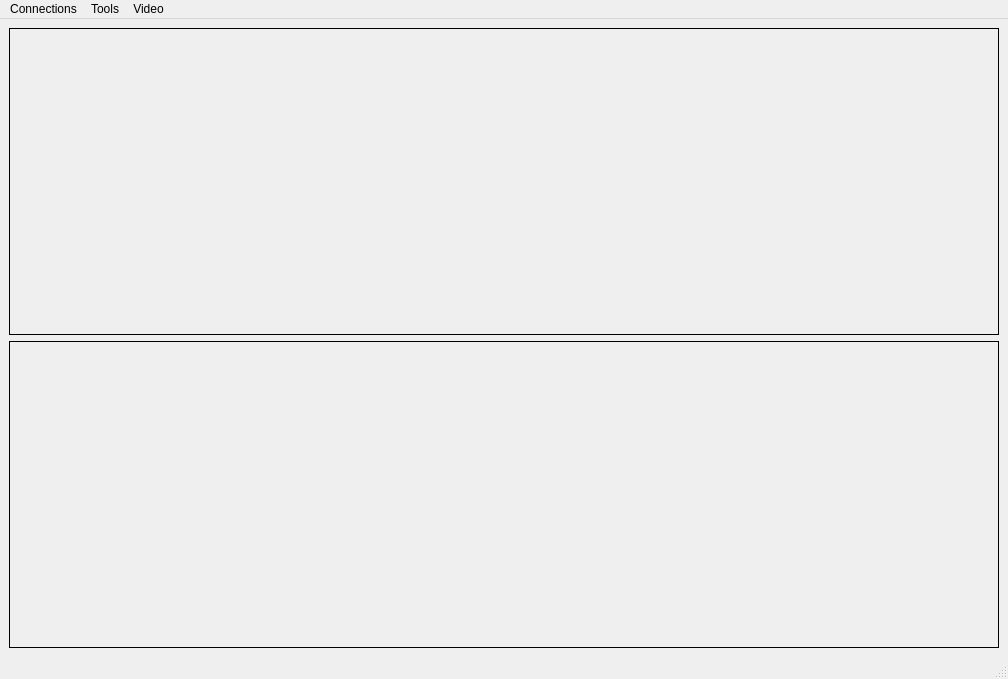
marsinstituteSC/MissionControl, file src/designer/video.ui: the form before one commit.
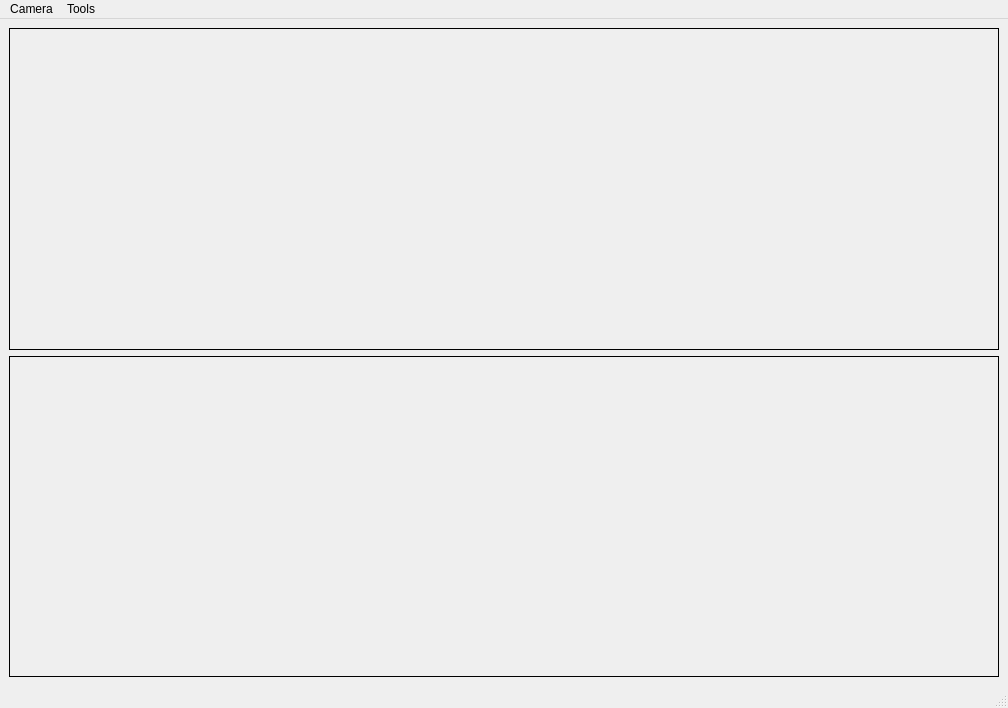
The form after the commit.

Commit message:
- Changed camera window to be main child
- Changed toolbar for main window to open camera window and settings.

Patch:
```diff
--- a/src/designer/video.ui
+++ b/src/designer/video.ui
@@ -7,7 +7,7 @@
     <x>0</x>
     <y>0</y>
     <width>1008</width>
-    <height>679</height>
+    <height>708</height>
    </rect>
   </property>
   <property name="windowTitle">
@@ -52,7 +52,7 @@
    </property>
    <widget class="QMenu" name="menuRun">
     <property name="title">
-     <string>Connections</string>
+     <string>Camera</string>
     </property>
     <addaction name="actionStart_Video"/>
    </widget>
@@ -62,15 +62,8 @@
     </property>
     <addaction name="actionSettings"/>
    </widget>
-   <widget class="QMenu" name="menuVideo">
-    <property name="title">
-     <string>Video</string>
-    </property>
-    <addaction name="actionSwitch"/>
-   </widget>
    <addaction name="menuRun"/>
    <addaction name="menuTools"/>
-   <addaction name="menuVideo"/>
   </widget>
   <widget class="QStatusBar" name="statusbar"/>
   <action name="actionStart_Video">
```
Left out of the diff: 7 changed lines with no effect on the pictures. The commit also changes 5 other files.
